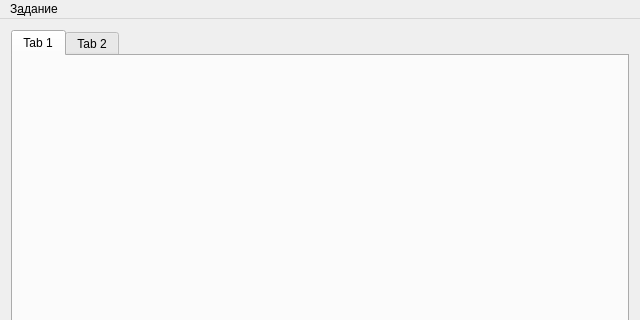
Above: gui/mainwindow.ui from alirzaev/dispatcher before the change; both pictures show x 0 to 640 and y 0 to 320 of the 640 by 480 pixel window. Below: the same form after it.
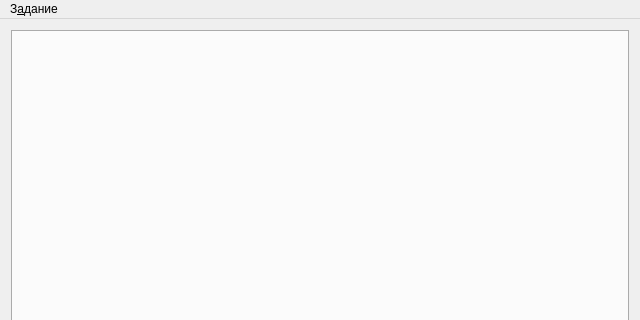
That is the form after the change.

Commit message:
Обновил файлы UI-форм
Убрал дурацкие "Tab 1" и "Tab 2" в UI-форме основного окна

```diff
--- a/gui/mainwindow.ui
+++ b/gui/mainwindow.ui
@@ -25,16 +25,6 @@
      <layout class="QVBoxLayout" name="verticalLayout">
       <item>
        <widget class="QTabWidget" name="tabWidget">
-        <widget class="QWidget" name="tab">
-         <attribute name="title">
-          <string>Tab 1</string>
-         </attribute>
-        </widget>
-        <widget class="QWidget" name="tab_2">
-         <attribute name="title">
-          <string>Tab 2</string>
-         </attribute>
-        </widget>
        </widget>
       </item>
      </layout>
```
The commit also changes 1 other file.
